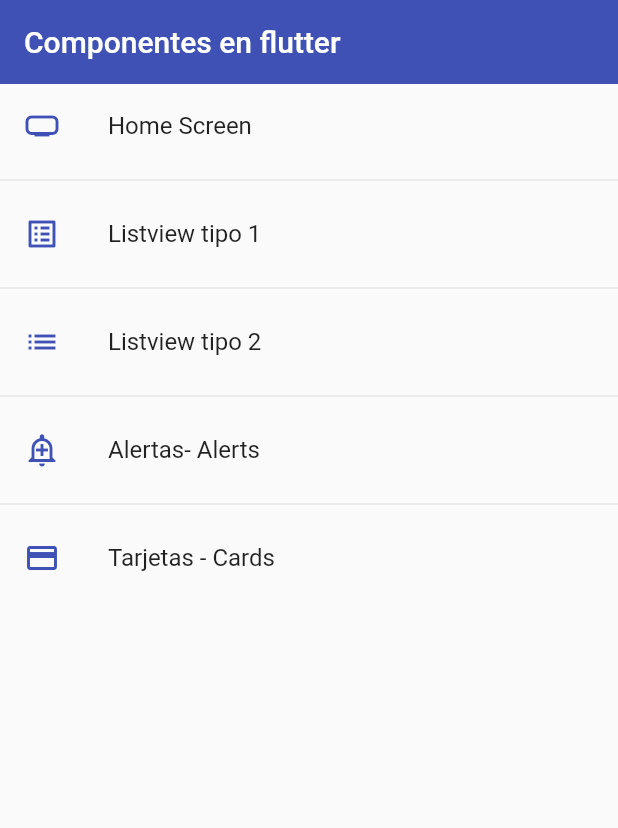
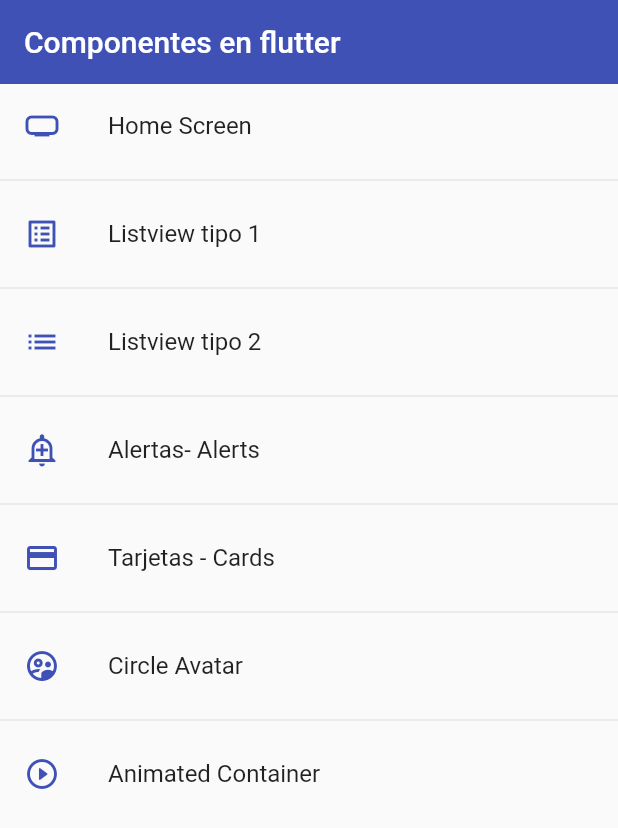
Before and after one commit to antodrade/estudio_flutter, a Flutter app: the screen it shows after launch, on a phone screen of 412 x 824 dp. Shown: the top 828 px of the screen. Run offline on Flutter 3.47's test engine with Material 2 defaults, Android fonts, the phone set to English and light mode, and no system bars.

Commit message:
commit1-25.08.22

```diff
--- a/lib/router/app_routes.dart
+++ b/lib/router/app_routes.dart
@@ -38,6 +38,18 @@ class AppRoutes {
       name: 'Tarjetas - Cards',
       screen: const CardScreen(),
     ),
+    MenuOption(
+      route: 'avatar',
+      icon: Icons.supervised_user_circle_outlined,
+      name: 'Circle Avatar',
+      screen: const AvatarScreen(),
+    ),
+    MenuOption(
+      route: 'animated',
+      icon: Icons.play_circle_outline_rounded,
+      name: 'Animated Container',
+      screen: const AnimatedScreen(),
+    ),
   ];
 
   static Map<String, Widget Function(BuildContext)> getAppRoutes() {
--- a/lib/screens/screens.dart
+++ b/lib/screens/screens.dart
@@ -1,3 +1,5 @@
+export 'package:fl_components/screens/animated_screen.dart';
+export 'package:fl_components/screens/avatar_screen.dart';
 export 'package:fl_components/screens/home_screen.dart';
 export 'package:fl_components/screens/listview2_screen.dart';
 export 'package:fl_components/screens/card_screen.dart';
```
Also changed, not shown: lib/screens/alert_screen.dart (+46 -3 lines), lib/screens/animated_screen.dart (added, +49 -0 lines), lib/screens/avatar_screen.dart (added, +30 -0 lines).
